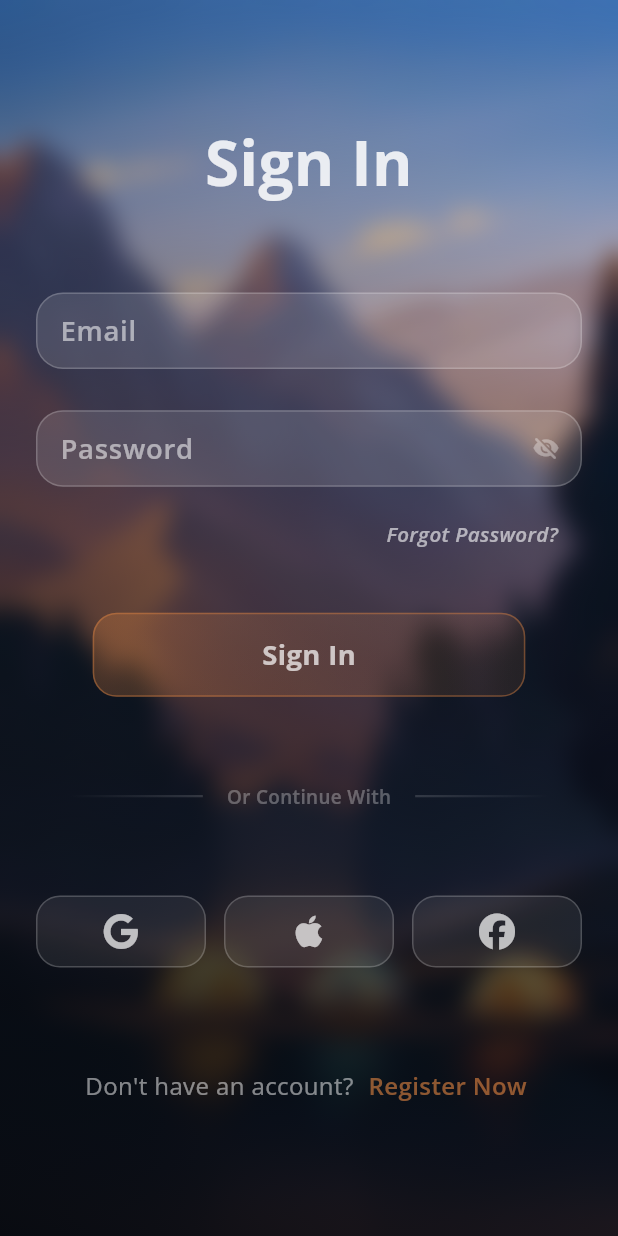
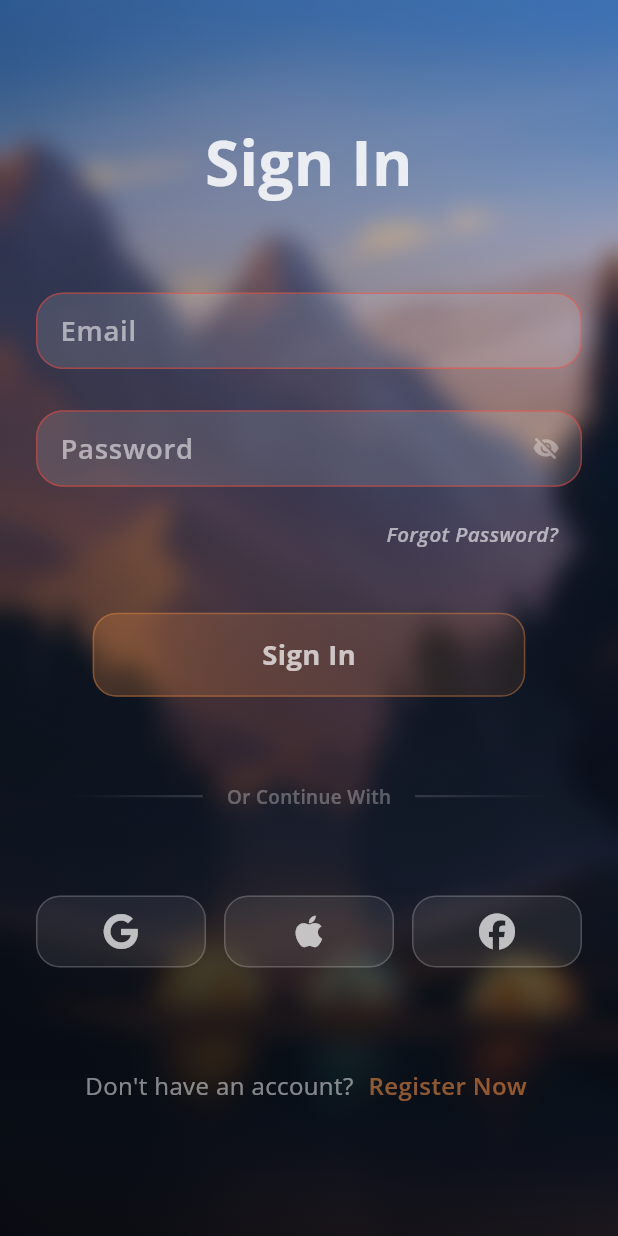
Before and after one commit to rondey84/advanced_flutter_firebase_authentication, a Flutter app: the AuthScreen screen opened directly with empty values, after a tap on "Sign In", on a phone screen of 412 x 824 dp. Run offline on Flutter 3.47's test engine with Material 2 defaults, Android fonts, the phone set to English and light mode, and no system bars; drawn by our look-alikes of flutter_animate; our stand-ins replace firebase_auth, firebase_core, flutter_screenutil, flutter_spinkit, font_awesome_flutter, get and 1 more; accounts and stored records are empty.

Commit message:
Email Pass Auth with Firebase

```diff
--- a/lib/routes/app_pages.dart
+++ b/lib/routes/app_pages.dart
@@ -35,7 +35,8 @@ class AppPages {
       page: () => const HomeScreen(),
       binding: HomeBindings(),
       preventDuplicates: true,
-      transition: Transition.fade,
+      transition: Transition.fadeIn,
+      transitionDuration: 400.milliseconds,
     ),
   ];
 }
--- a/lib/screens/authentication_screen/auth_controller.dart
+++ b/lib/screens/authentication_screen/auth_controller.dart
@@ -1,8 +1,11 @@
 part of 'auth_screen.dart';
 
 class AuthController extends GetxController {
+  final authService = AppServices.instance.authHelper;
+
   // ===== GetBuilder Tags ======
   final pageTypeSwitcherTag = 'page-type-switcher';
+  final authStateTag = 'auth-state';
 
   @override
   void onInit() {
@@ -19,6 +22,8 @@ class AuthController extends GetxController {
       (_) => update([pageTypeSwitcherTag]),
       time: pageSwitchDuration,
     );
+
+    ever(authState, (_) => update([authStateTag]));
   }
 
   // ====== Page Type =======
@@ -33,6 +38,16 @@ class AuthController extends GetxController {
     }
   }
 
+  // ====== Page State Handler =====
+  final authState = _AuthState.initialized.obs;
+  bool get isAuthInProgress {
+    return authState.value == _AuthState.inProgress;
+  }
+
+  bool get isAuthInProgressOrComplete {
+    return isAuthInProgress || authState.value == _AuthState.inProgress;
+  }
+
   // ====== ANIMATION =========
   final pageStartAniDelay = 600.ms;
   final pageAniDuration = 400.ms;
@@ -44,6 +59,56 @@ class AuthController extends GetxController {
   final passwordController = TextEditingController();
   final passwordObscure = true.obs;
 
+  Future<void> emailPassOnSubmitHandler() async {
+    if (isAuthInProgressOrComplete) return;
+    authState.value = _AuthState.inProgress;
+
+    if (!formKey.currentState!.validate()) {
+      authState.value = _AuthState.initialized;
+      debugPrint('Local Validation Failed');
+      // TODO: Show Toast with error message
+      return;
+    }
+
+    try {
+      if (isSignInPage) {
+        await authService.signInWithEmailAndPassword(
+          email: emailController.text,
+          password: passwordController.text,
+        );
+      } else {
+        await authService.createUserWithEmailAndPassword(
+          email: emailController.text,
+          password: passwordController.text,
+        );
+      }
+      authState.value = _AuthState.complete;
+    } on FirebaseAuthException catch (e) {
+      authState.value = _AuthState.initialized;
+      debugPrint(e.toString());
+      // TODO: Show Toast with error message
+    } catch (e) {
+      authState.value = _AuthState.initialized;
+      debugPrint(e.toString());
+      // TODO: Show Toast with error message
+    }
+  }
+
+  // ------ Local Validation --------
+  String? emailValidation(String? value) {
+    if (value == null || value.isEmpty) {
+      return 'Please enter a email';
+    }
+    return null;
+  }
+
+  String? passwordValidation(String? value) {
+    if (value == null || value.isEmpty) {
+      return 'Please enter a password';
+    }
+    return null;
+  }
+
   void passwordVisibilityToggler() {
     passwordObscure.value = !passwordObscure.value;
   }
--- /dev/null
+++ b/lib/screens/authentication_screen/enums/auth_state.dart
@@ -0,0 +1,8 @@
+part of '../auth_screen.dart';
+
+enum _AuthState {
+  initialized,
+  inProgress,
+  complete,
+  // error,
+}
--- a/lib/screens/authentication_screen/widgets/email_pass_form.dart
+++ b/lib/screens/authentication_screen/widgets/email_pass_form.dart
@@ -15,6 +15,7 @@ class _EmailAndPasswordAuthForm extends GetView<AuthController> {
             labelText: 'Email',
             textInputAction: TextInputAction.next,
             keyboardType: TextInputType.emailAddress,
+            validator: controller.emailValidation,
           )
               .animate(delay: controller.pageStartAniDelay * 0.55)
               .moveX(duration: controller.pageAniDuration, begin: 0.1.sw)
@@ -28,6 +29,7 @@ class _EmailAndPasswordAuthForm extends GetView<AuthController> {
               keyboardType: TextInputType.visiblePassword,
               obscureText: controller.passwordObscure.value,
               passwordVisibilityHandler: controller.passwordVisibilityToggler,
+              validator: controller.passwordValidation,
             );
           })
               .animate(delay: controller.pageStartAniDelay * 0.8)
@@ -41,25 +43,46 @@ class _EmailAndPasswordAuthForm extends GetView<AuthController> {
           ),
           SizedBox(height: 30.r),
           GetBuilder<AuthController>(
-            id: controller.pageTypeSwitcherTag,
-            builder: (_) => PrimaryButton(
-              onTap: () {
-                // Handle Login and Registration
-              },
+            id: controller.authStateTag,
+            builder: (_) {
+              return PrimaryButton(
+                onTap: controller.isAuthInProgress
+                    ? null
+                    : controller.emailPassOnSubmitHandler,
                 maxHeight: 56,
                 maxWidth: 0.7.sw,
-              child: Text(
+                child: GetBuilder<AuthController>(
+                    id: controller.pageTypeSwitcherTag,
+                    builder: (_) {
+                      return AnimatedSwitcher(
+                        duration: controller.pageSwitchDuration,
+                        child: controller.isAuthInProgress
+                            ? Center(
+                                key: const ValueKey('loading'),
+                                child: SpinKitRipple(
+                                  color: TextHelper.buttonTextStyle.color,
+                                ),
+                              )
+                            : controller.isSignInPage
+                                ? Text(
+                                    key: const ValueKey(0),
                                     controller.pageType.value.title,
                                     style: TextHelper.buttonTextStyle,
-              ).animate(target: controller.isSignInPage ? 1 : 0).crossfade(
-                  builder: (_) => Text(
+                                  )
+                                : Text(
+                                    key: const ValueKey(1),
                                     controller.pageType.value.title,
                                     style: TextHelper.buttonTextStyle,
-                      )),
                                   ),
+                      );
+                    }),
+              )
+                  .animate(target: controller.isAuthInProgress ? 1 : 0)
+                  .desaturate(duration: controller.pageSwitchDuration);
+            },
           )
               .animate(delay: controller.pageStartAniDelay * 1.6)
-              .fadeIn(duration: controller.pageAniDuration * 0.6)
+              .fadeIn(duration: controller.pageAniDuration * 0.6),
         ],
       ),
     );
@@ -70,7 +93,6 @@ class _EmailAndPasswordAuthForm extends GetView<AuthController> {
       id: controller.pageTypeSwitcherTag,
       builder: (context) {
         return GestureDetector(
-                // key: const ValueKey(0),
           onTap: () {
             // Handle Forgot Password...
           },
@@ -100,7 +122,8 @@ class _EmailAndPasswordAuthForm extends GetView<AuthController> {
                 7.5 * 2,
           );
         });
-            })
+      },
+    )
         .animate(delay: controller.pageStartAniDelay)
         .moveY(duration: controller.pageAniDuration, begin: 16)
         .fadeIn(duration: controller.pageAniDuration);
--- a/lib/screens/splash_screen/splash_controller.dart
+++ b/lib/screens/splash_screen/splash_controller.dart
@@ -14,7 +14,6 @@ class SplashController extends GetxController {
   @override
   void onReady() {
     if (appServices.initialized) {
-      // dispose();
       WidgetsBinding.instance.addPostFrameCallback((_) {
         appServices.initFirebaseServices();
       });
--- a/lib/widgets/custom_text_field.dart
+++ b/lib/widgets/custom_text_field.dart
@@ -11,6 +11,7 @@ class CustomTextField extends StatelessWidget {
     this.passwordVisibilityHandler,
     this.textInputAction,
     this.keyboardType,
+    this.validator,
     super.key,
   });
 
@@ -21,6 +22,7 @@ class CustomTextField extends StatelessWidget {
   final VoidCallback? passwordVisibilityHandler;
   final TextInputAction? textInputAction;
   final TextInputType? keyboardType;
+  final String? Function(String?)? validator;
 
   @override
   Widget build(BuildContext context) {
@@ -29,6 +31,7 @@ class CustomTextField extends StatelessWidget {
       textInputAction: textInputAction,
       keyboardType: keyboardType,
       cursorColor: Get.theme.primaryColor,
+      validator: validator,
       style: TextHelper.textFieldTextStyle,
       obscureText: obscureText,
       decoration: InputDecoration(
@@ -71,7 +74,13 @@ class CustomTextField extends StatelessWidget {
         errorBorder: OutlineInputBorder(
           borderRadius: BorderRadius.circular(borderRadius),
           borderSide: BorderSide(
-            color: Colors.red.withOpacity(0.3),
+            color: Colors.red.withOpacity(0.5),
+          ),
+        ),
+        focusedErrorBorder: OutlineInputBorder(
+          borderRadius: BorderRadius.circular(borderRadius),
+          borderSide: BorderSide(
+            color: Colors.red.withOpacity(0.5),
           ),
         ),
         disabledBorder: OutlineInputBorder(
@@ -80,6 +89,8 @@ class CustomTextField extends StatelessWidget {
             color: Colors.white.withOpacity(0.05),
           ),
         ),
+        errorText: null,
+        errorStyle: const TextStyle(color: Colors.transparent, fontSize: 0),
       ),
     );
   }
```
Also changed, not shown: lib/core/enums.dart (added, +9 -0 lines), lib/core/services/firebase_helpers/auth_helper.dart (+34 -0 lines), lib/screens/authentication_screen/auth_screen.dart (+6 -1 lines), lib/screens/home_screen/home_controller.dart (+7 -1 lines), lib/screens/home_screen/home_screen.dart (+6 -1 lines), lib/screens/authentication_screen/enums/page_type.dart (renamed from lib/screens/authentication_screen/utils/page_type.dart). Lines whose indentation alone changed are shown as unchanged.
